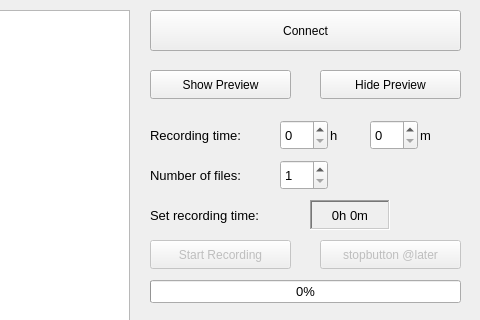
Schmidt9898/qt_sleepmonitor, file sleepmonitormain.ui: the form before one commit; both pictures show x 520 to 1000 and y 0 to 320 of the 1000 by 600 pixel window.
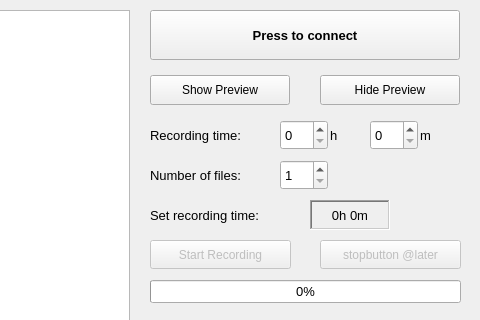
The form after the commit.

```diff
--- a/sleepmonitormain.ui
+++ b/sleepmonitormain.ui
@@ -69,11 +69,16 @@
     <property name="geometry">
      <rect>
       <x>670</x>
-      <y>70</y>
-      <width>141</width>
-      <height>29</height>
+      <y>75</y>
+      <width>140</width>
+      <height>30</height>
      </rect>
     </property>
+    <property name="font">
+     <font>
+      <family>Arial</family>
+     </font>
+    </property>
     <property name="text">
      <string>Show Preview</string>
     </property>
@@ -82,11 +87,16 @@
     <property name="geometry">
      <rect>
       <x>840</x>
-      <y>70</y>
-      <width>141</width>
-      <height>29</height>
+      <y>75</y>
+      <width>140</width>
+      <height>30</height>
      </rect>
     </property>
+    <property name="font">
+     <font>
+      <family>Arial</family>
+     </font>
+    </property>
     <property name="text">
      <string>Hide Preview</string>
     </property>
@@ -263,12 +273,19 @@
      <rect>
       <x>670</x>
       <y>10</y>
-      <width>311</width>
-      <height>41</height>
+      <width>310</width>
+      <height>50</height>
      </rect>
     </property>
+    <property name="font">
+     <font>
+      <family>Arial</family>
+      <pointsize>10</pointsize>
+      <bold>true</bold>
+     </font>
+    </property>
     <property name="text">
-     <string>Connect</string>
+     <string>Press to connect</string>
     </property>
    </widget>
    <widget class="QLabel" name="recordTimeLabel">
```
Left out of the diff: 37 changed lines with no effect on the pictures.
